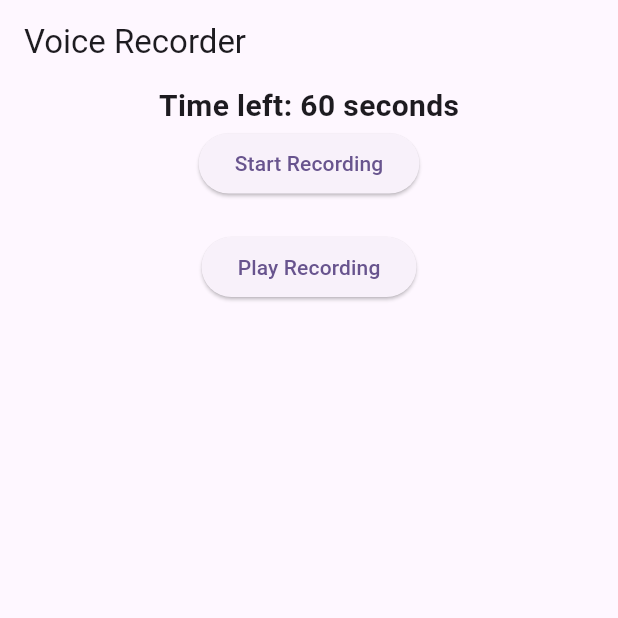
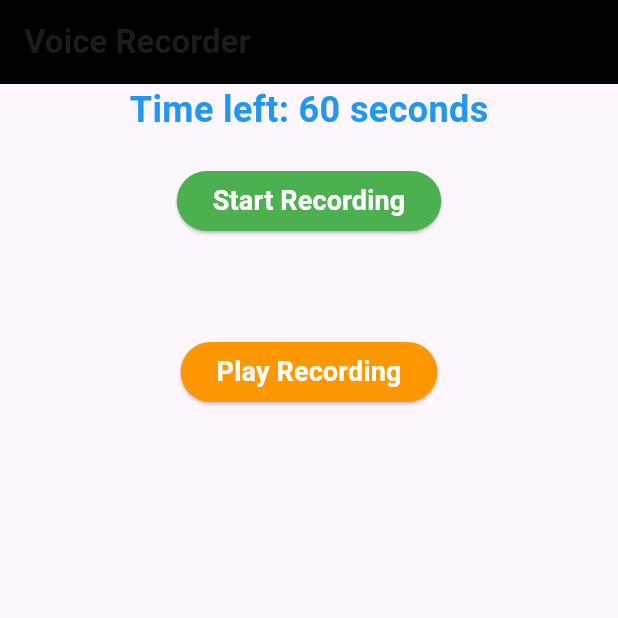
Before and after one commit to Mampuru/verbal_fluency, a Flutter app: the screen it shows after launch, on a phone screen of 412 x 824 dp, the top half of it. Run offline on Flutter 3.47's test engine with Material 3 defaults, Android fonts, the phone set to English and light mode, and no system bars; our stand-ins replace animated_splash_screen, audioplayers, get, permission_handler, shared_preferences, speech_to_text.

Commit message:
Updated the view of the recording layout

```diff
--- a/lib/views/recording_view.dart
+++ b/lib/views/recording_view.dart
@@ -12,7 +12,13 @@ class RecordingView extends StatelessWidget {
   Widget build(BuildContext context) {
     return Scaffold(
       appBar: AppBar(
-        title: const Text('Voice Recorder'),
+        title: const Text(
+          'Voice Recorder',
+          style: TextStyle(
+            fontWeight: FontWeight.bold,
+          ),
+        ),
+        backgroundColor: Colors.black, // Change the app bar color
       ),
       body: Center(
         child: Column(
@@ -21,10 +27,12 @@ class RecordingView extends StatelessWidget {
             Obx(() => Text(
               'Time left: ${controller.timerValue.value} seconds',
               style: const TextStyle(
-                fontSize: 20,
+                fontSize: 24,
                 fontWeight: FontWeight.bold,
+                color: Colors.blue, // Change the text color
               ),
             )),
+            SizedBox(height: 20),
             ElevatedButton(
               onPressed: () {
                 if (controller.isRecording.value) {
@@ -33,16 +41,45 @@ class RecordingView extends StatelessWidget {
                   controller.startRecording();
                 }
               },
+              style: ElevatedButton.styleFrom(
+                primary: Colors.green, // Change the button color
+              ),
               child: Obx(
-                    () => Text(controller.isRecording.value ? 'Stop Recording' : 'Start Recording'),
+                    () => Text(
+                  controller.isRecording.value ? 'Stop Recording' : 'Start Recording',
+                  style: TextStyle(
+                    fontSize: 18,
+                    fontWeight: FontWeight.bold,
+                    color: Colors.white, // Change the text color
+                  ),
+                ),
               ),
             ),
-            Obx(() => Text(controller.transcript.value)),
+            SizedBox(height: 20),
+            Obx(() => Text(
+              controller.transcript.value,
+              style: TextStyle(
+                fontSize: 18,
+                fontStyle: FontStyle.italic,
+                color: Colors.grey, // Change the text color
+              ),
+            )),
+            SizedBox(height: 20),
             ElevatedButton(
               onPressed: () {
                 controller.playRecording(0); // Provide an index to play a specific recording
               },
-              child: const Text('Play Recording'),
+              style: ElevatedButton.styleFrom(
+                primary: Colors.orange, // Change the button color
+              ),
+              child: const Text(
+                'Play Recording',
+                style: TextStyle(
+                  fontSize: 18,
+                  fontWeight: FontWeight.bold,
+                  color: Colors.white, // Change the text color
+                ),
+              ),
             ),
             Expanded(
               child: Obx(() => ListView.builder(
```
